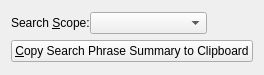
The window that programs/KJVCanOpener/KJVSearchCriteria.ui (dewhisna/KingJamesPureBibleSearch) describes before a commit, drawn with Qt 5.
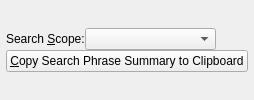
The same window after the commit. Icons and pictures are not drawn.

Patch:
```diff
--- a/programs/KJVCanOpener/KJVSearchCriteria.ui
+++ b/programs/KJVCanOpener/KJVSearchCriteria.ui
@@ -24,18 +24,16 @@
 ****************************************************************************</comment>
  <class>CKJVSearchCriteria</class>
  <widget class="QWidget" name="CKJVSearchCriteria">
-  <property name="geometry">
-   <rect>
-    <x>0</x>
-    <y>0</y>
-    <width>235</width>
-    <height>75</height>
-   </rect>
-  </property>
   <property name="windowTitle">
    <string>Form</string>
   </property>
   <layout class="QGridLayout" name="gridLayout_2">
+   <property name="margin">
+    <number>6</number>
+   </property>
+   <property name="spacing">
+    <number>0</number>
+   </property>
    <item row="0" column="0">
     <layout class="QGridLayout" name="gridLayout">
      <item row="0" column="0">
@@ -76,6 +74,12 @@
          <verstretch>0</verstretch>
         </sizepolicy>
        </property>
+       <property name="maximumSize">
+        <size>
+         <width>32</width>
+         <height>32</height>
+        </size>
+       </property>
        <property name="text">
         <string/>
        </property>
```
